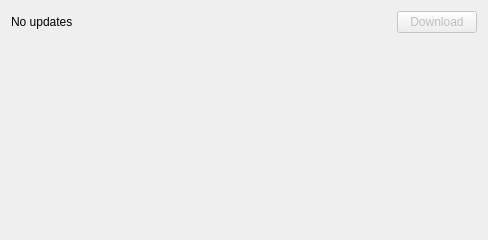
This is source/application/updater/UpdateDialog.ui in CST-Modelling-Tools/TonatiuhPP as Qt 5 draws it before an edit. The edited form follows.
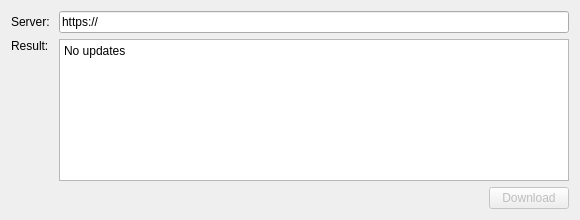
This is the edited form.

The edit to the form file:
```diff
--- a/source/application/updater/UpdateDialog.ui
+++ b/source/application/updater/UpdateDialog.ui
@@ -6,38 +6,33 @@
    <rect>
     <x>0</x>
     <y>0</y>
-    <width>488</width>
-    <height>240</height>
+    <width>580</width>
+    <height>220</height>
    </rect>
   </property>
   <property name="windowTitle">
    <string>Dialog</string>
   </property>
-  <layout class="QVBoxLayout" name="verticalLayout">
-   <item>
-    <layout class="QHBoxLayout" name="horizontalLayout">
-     <item>
-      <widget class="QLabel" name="labelResult">
+  <layout class="QGridLayout" name="gridLayout" columnstretch="0,1,0">
+   <item row="0" column="0">
+    <widget class="QLabel" name="serverLabel">
        <property name="text">
-        <string>No updates</string>
+      <string>Server: </string>
        </property>
       </widget>
      </item>
-     <item>
-      <spacer name="horizontalSpacer">
-       <property name="orientation">
-        <enum>Qt::Horizontal</enum>
-       </property>
-       <property name="sizeHint" stdset="0">
-        <size>
-         <width>40</width>
-         <height>20</height>
-        </size>
-       </property>
-      </spacer>
-     </item>
-     <item>
-      <widget class="QPushButton" name="buttonDownload">
+   <item row="1" column="0">
+    <widget class="QLabel" name="resultLabel">
+     <property name="text">
+      <string>Result:</string>
+     </property>
+     <property name="alignment">
+      <set>Qt::AlignLeading|Qt::AlignLeft|Qt::AlignTop</set>
+     </property>
+    </widget>
+   </item>
+   <item row="2" column="2">
+    <widget class="QPushButton" name="downloadButton">
        <property name="enabled">
         <bool>false</bool>
        </property>
@@ -46,21 +41,39 @@
        </property>
       </widget>
      </item>
-    </layout>
-   </item>
-   <item>
-    <spacer name="verticalSpacer">
+   <item row="2" column="0" colspan="2">
+    <spacer name="horizontalSpacer">
      <property name="orientation">
-      <enum>Qt::Vertical</enum>
+      <enum>Qt::Horizontal</enum>
      </property>
      <property name="sizeHint" stdset="0">
       <size>
-       <width>20</width>
-       <height>40</height>
+       <width>219</width>
+       <height>20</height>
       </size>
      </property>
     </spacer>
    </item>
+   <item row="1" column="1" colspan="2">
+    <widget class="QPlainTextEdit" name="resultText">
+     <property name="readOnly">
+      <bool>true</bool>
+     </property>
+     <property name="plainText">
+      <string>No updates</string>
+     </property>
+    </widget>
+   </item>
+   <item row="0" column="1" colspan="2">
+    <widget class="QLineEdit" name="serverEdit">
+     <property name="text">
+      <string>https://</string>
+     </property>
+     <property name="readOnly">
+      <bool>true</bool>
+     </property>
+    </widget>
+   </item>
   </layout>
  </widget>
  <resources/>
```
Left out of the diff: 2 changed lines with no effect on the pictures. Lines whose indentation alone changed are shown as unchanged.
